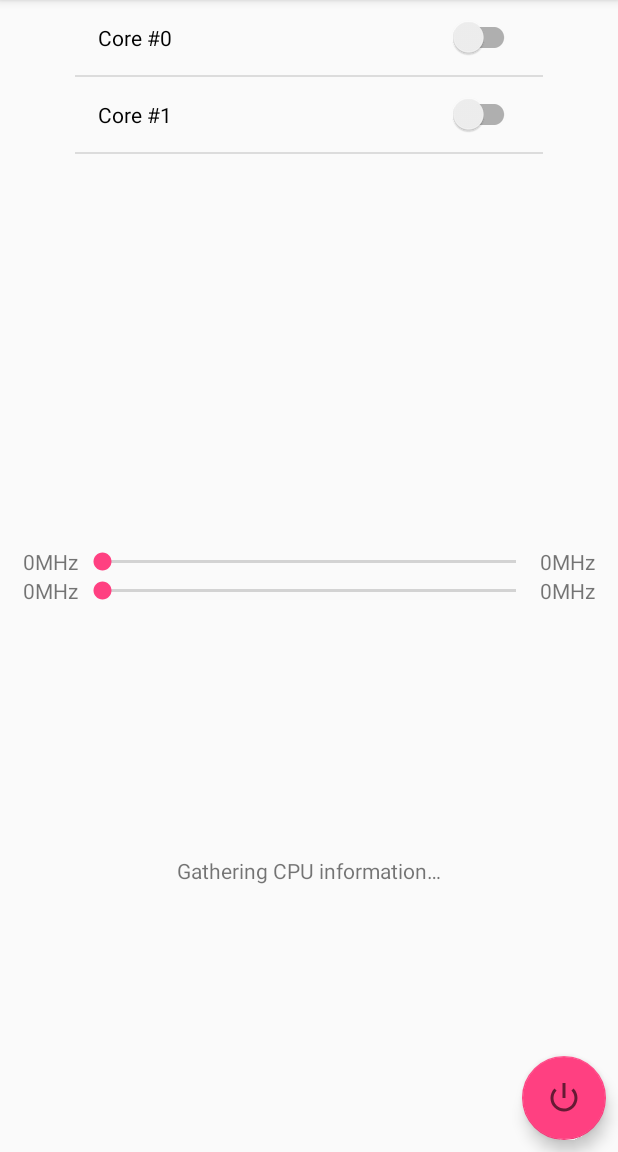
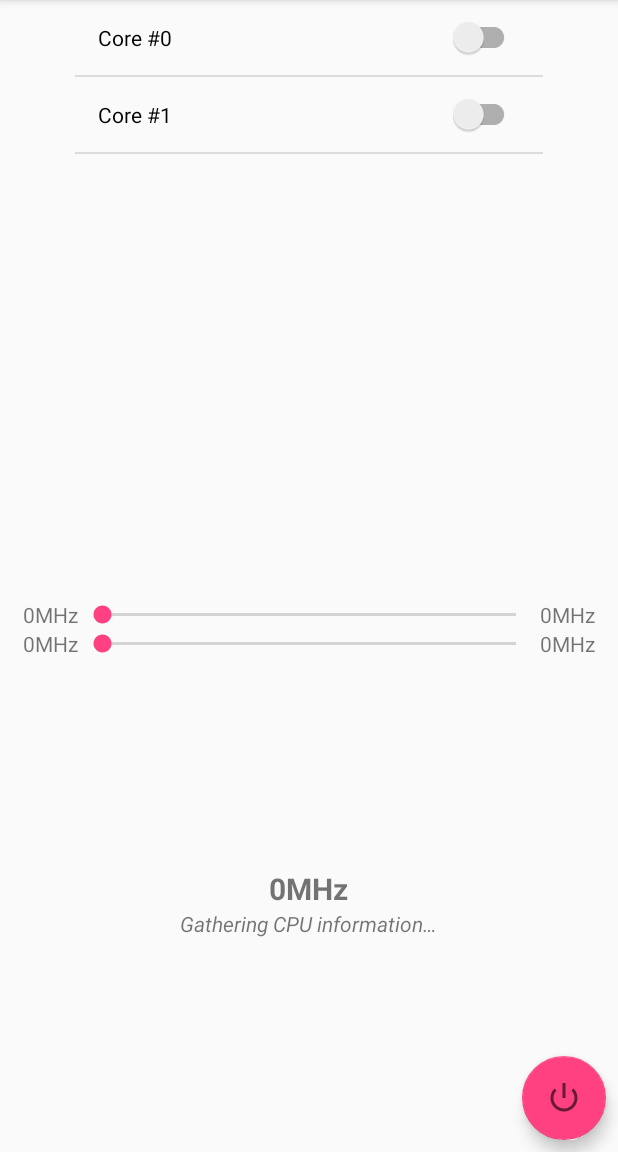
Before and after one commit to Arubadel/Arubadel, an Android app: the screen it shows after launch (MainActivity), on a phone screen of 412 x 824 dp, the part 84-1236 px from its top. Run offline under Robolectric (Android 15) with nearby library versions, the phone set to English and light mode, and no system bars; our stand-ins replace androidx.preference; libraries missing offline, so code that uses them is left out: com.github.kevinsawicki.http, eu.chainfire.libsuperuser; 9 statements that could not run were skipped.

Commit message:
Layout update for cpu tools

```diff
--- a/app/src/main/java/com/delos/sumit/arubadel/fragment/CPUToolsFragment.java
+++ b/app/src/main/java/com/delos/sumit/arubadel/fragment/CPUToolsFragment.java
@@ -36,6 +36,7 @@ public class CPUToolsFragment extends Fragment
     private CPUCoreListFragment mCPUCoreListFragment;
     private SwitchCompat mMPDecision;
     private TextView mCPUInfoText;
+    private TextView mCPUInfoCurrentSpeedText;
     private UpdateHelper mSync;
     private View mMPDecisionLayout;
 
@@ -60,6 +61,7 @@ public class CPUToolsFragment extends Fragment
         View rootView = inflater.inflate(R.layout.fragment_cputools, container, false);
 
         mCPUInfoText = (TextView) rootView.findViewById(R.id.fragment_cputools_cpuinfo_text);
+        mCPUInfoCurrentSpeedText= (TextView) rootView.findViewById(R.id.fragment_cputools_cpuinfo_currentspeed_text);
         mMPDecision = (SwitchCompat) rootView.findViewById(R.id.fragment_cputools_mpdecision_switch);
         mMPDecisionLayout = (View) rootView.findViewById(R.id.fragment_cputools_mpdecision_layout);
 
@@ -165,13 +167,11 @@ public class CPUToolsFragment extends Fragment
 
                     StringBuilder cpuInfo = new StringBuilder();
 
-                    cpuInfo.append(getString(R.string.cpu_info_speed_current) + ": " + mCPUInfo.speedCurrent / 1000 + "MHz");
+                    mCPUInfoCurrentSpeedText.setText(mCPUInfo.speedCurrent / 1000 + "MHz");
+
+                    cpuInfo.append(mCPUInfo.speedMin / 1000 + "MHz / " + mCPUInfo.speedMax / 1000 + "MHz");
                     cpuInfo.append("\n");
-                    cpuInfo.append(getString(R.string.cpu_info_speed_max) + ": " + mCPUInfo.speedMax / 1000 + "MHz");
-                    cpuInfo.append("\n");
-                    cpuInfo.append(getString(R.string.cpu_info_speed_min) + ": " + mCPUInfo.speedMin / 1000 + "MHz");
-                    cpuInfo.append("\n");
-                    cpuInfo.append(getString(R.string.cpu_info_active_governor) + ": " + mCPUInfo.governor);
+                    cpuInfo.append(mCPUInfo.governor);
 
                     mCPUSliderMaxLow.setText(mCPUInfo.speedMinAllowed / 1000 + "MHz");
                     mCPUSliderMaxHigh.setText(mCPUInfo.speedMaxAllowed / 1000 + "MHz");
--- a/app/src/main/res/layout-land/fragment_cputools.xml
+++ b/app/src/main/res/layout-land/fragment_cputools.xml
@@ -12,13 +12,13 @@
         android:layout_height="match_parent"
         android:layout_marginLeft="10dp"
         android:layout_marginRight="10dp"
-        android:layout_weight="0.5"
+        android:layout_weight="0.4"
         android:tag="fragment_cputools_cpulist_fragment"/>
 
     <LinearLayout
         android:layout_width="0dp"
         android:layout_height="match_parent"
-        android:layout_weight="0.5"
+        android:layout_weight="0.6"
         android:orientation="vertical">
 
         <include
@@ -61,9 +61,19 @@
             android:paddingBottom="10dp">
 
             <TextView
+                android:id="@+id/fragment_cputools_cpuinfo_currentspeed_text"
+                android:layout_width="wrap_content"
+                android:layout_height="wrap_content"
+                android:text="@string/gathering_cpu_information"
+                android:textStyle="bold"
+                android:textSize="20sp"
+                />
+
+            <TextView
                 android:id="@+id/fragment_cputools_cpuinfo_text"
                 android:layout_width="wrap_content"
                 android:layout_height="wrap_content"
+                android:gravity="center"
                 android:text="@string/gathering_cpu_information"/>
 
         </LinearLayout>
--- a/app/src/main/res/layout/cpu_sliders.xml
+++ b/app/src/main/res/layout/cpu_sliders.xml
@@ -3,7 +3,9 @@
     xmlns:android="http://schemas.android.com/apk/res/android"
     android:layout_width="match_parent"
     android:layout_height="wrap_content"
-    android:orientation="vertical">
+    android:orientation="vertical"
+    android:layout_marginTop="7dp"
+    android:layout_marginBottom="7dp">
 
     <LinearLayout
         android:layout_width="match_parent"
--- a/app/src/main/res/layout/fragment_cputools.xml
+++ b/app/src/main/res/layout/fragment_cputools.xml
@@ -12,16 +12,16 @@
         android:layout_height="0dp"
         android:layout_marginLeft="50dp"
         android:layout_marginRight="50dp"
-        android:layout_weight="0.5"
+        android:layout_weight="0.55"
         android:tag="fragment_cputools_cpulist_fragment"/>
 
     <include
-        layout="@layout/cpu_sliders" />
+        layout="@layout/cpu_sliders"/>
 
     <LinearLayout
         android:layout_width="match_parent"
         android:layout_height="0dp"
-        android:layout_weight="0.5"
+        android:layout_weight="0.45"
         android:orientation="vertical">
 
         <LinearLayout
@@ -57,10 +57,21 @@
             android:paddingBottom="10dp">
 
             <TextView
+                android:id="@+id/fragment_cputools_cpuinfo_currentspeed_text"
+                android:layout_width="wrap_content"
+                android:layout_height="wrap_content"
+                android:text="@string/gathering_cpu_information"
+                android:textStyle="bold"
+                android:textSize="20sp"
+                />
+
+            <TextView
                 android:id="@+id/fragment_cputools_cpuinfo_text"
                 android:layout_width="wrap_content"
                 android:layout_height="wrap_content"
-                android:text="@string/gathering_cpu_information"/>
+                android:text="@string/gathering_cpu_information"
+                android:textStyle="italic"
+                android:gravity="center"/>
 
         </LinearLayout>
     </LinearLayout>
```
